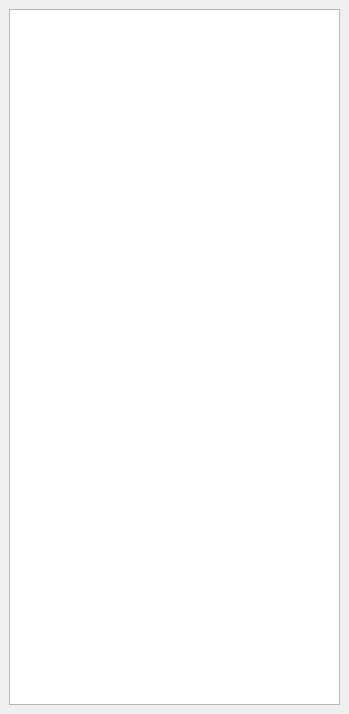
Above: autoscoper/src/ui/ui-files/VolumeDockWidget.ui from BrownBiomechanics/Autoscoper before the change. Below: the same form after it.
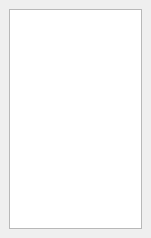
That is the form after the change.

Commit message: Added Socket for communication from external program, fixed a scaling issue with the dockwidgets, changed optimization to run in AxisAngle, initialize Pivot on Volume center

What changed in the file:
```diff
--- a/autoscoper/src/ui/ui-files/VolumeDockWidget.ui
+++ b/autoscoper/src/ui/ui-files/VolumeDockWidget.ui
@@ -6,10 +6,16 @@
    <rect>
     <x>0</x>
     <y>0</y>
-    <width>349</width>
-    <height>714</height>
+    <width>151</width>
+    <height>238</height>
    </rect>
   </property>
+  <property name="minimumSize">
+   <size>
+    <width>89</width>
+    <height>100</height>
+   </size>
+  </property>
   <property name="windowTitle">
    <string>Volumes</string>
   </property>
```
The commit also changes 22 other files.
